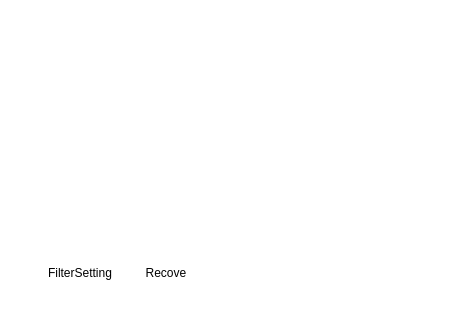
Old version of the form src/kylinburnerfilefilter.ui in the repository UbuntuKylin/kylin-burner; both pictures show x 0 to 470 and y 200 to 520 of the 470 by 520 pixel window.
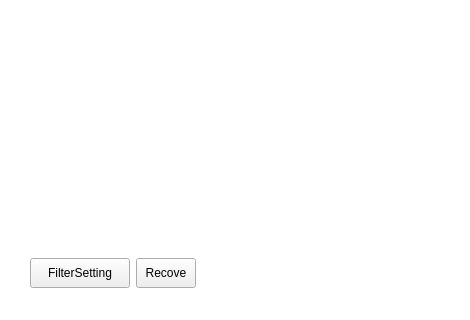
New version of the form. Icons and pictures are not drawn.

Commit message: 1.Change style to system beside the sepcial for kylin-burner;2. add window control from system.

Diff of the .ui file:
```diff
--- a/src/kylinburnerfilefilter.ui
+++ b/src/kylinburnerfilefilter.ui
@@ -32,8 +32,7 @@
    <string>Form</string>
   </property>
   <property name="styleSheet">
-   <string notr="true">background-color: rgb(255, 255, 255);
-border: none;border-radius: 4px;</string>
+   <string notr="true">#KylinBurnerFileFilter{background-color: rgb(255, 255, 255);}</string>
   </property>
   <layout class="QGridLayout" name="gridLayout">
    <property name="leftMargin">
@@ -53,6 +52,9 @@
    </property>
    <item row="0" column="0">
     <widget class="QWidget" name="filterBackground" native="true">
+     <property name="styleSheet">
+      <string notr="true"/>
+     </property>
      <layout class="QVBoxLayout" name="verticalLayout">
       <property name="spacing">
        <number>0</number>
```
Left out of the diff: 10 changed lines with no effect on the pictures. The commit also changes 31 other files.
